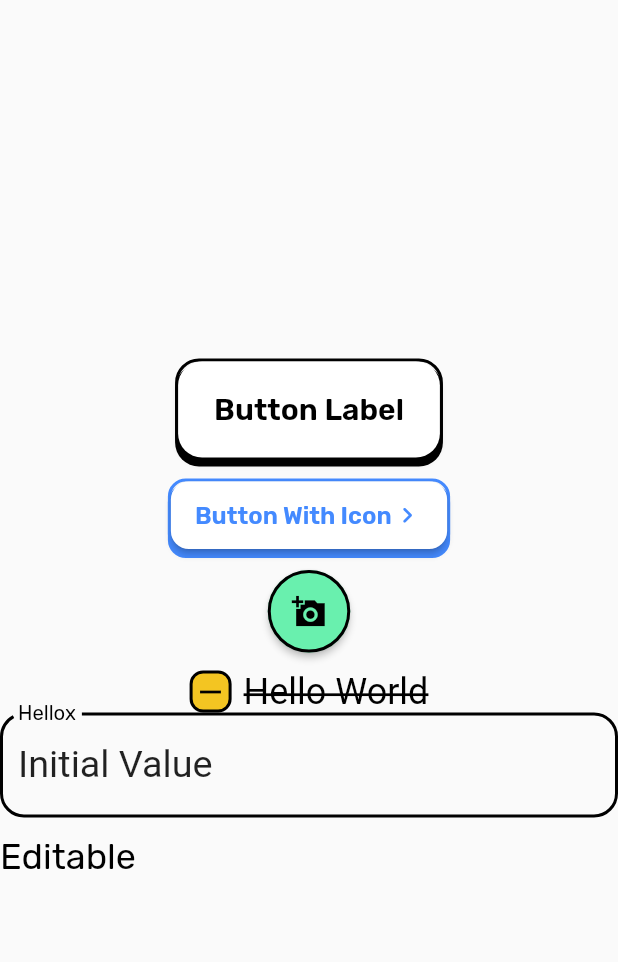
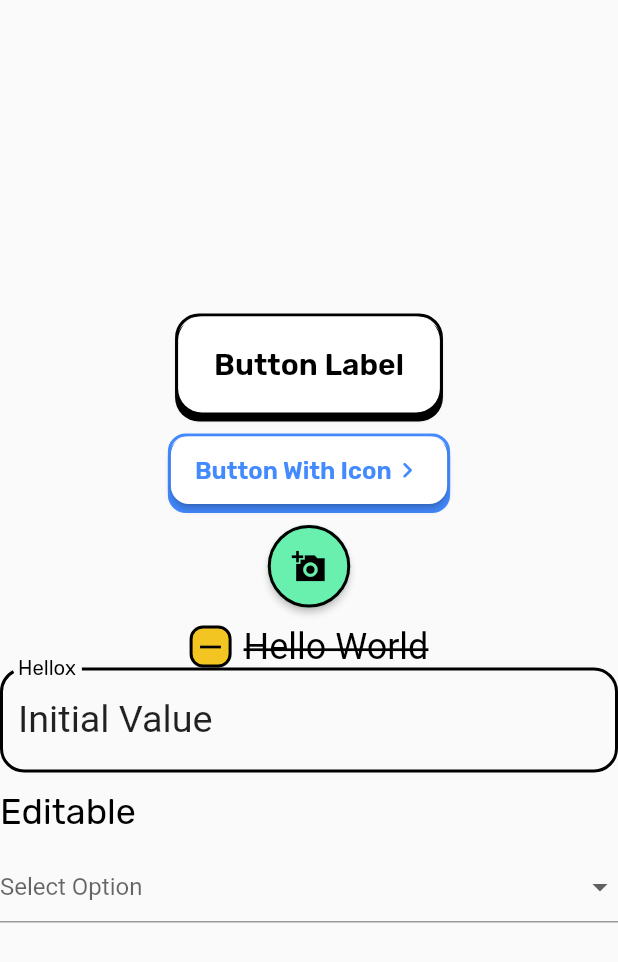
Before and after one commit to jnthn223/paper-ui, a Flutter app: the screen it shows after launch, on a phone screen of 412 x 824 dp. Shown: the top 962 px of the screen. Run offline on Flutter 3.47's test engine with Material 2 defaults, Android fonts, the phone set to English and light mode, and no system bars; our stand-ins replace google_fonts.

Commit message:
started select component

```diff
--- /dev/null
+++ b/paper_ui/lib/components/forms/select.dart
@@ -0,0 +1,38 @@
+import 'package:flutter/material.dart';
+
+class Select extends StatelessWidget {
+  final List<String> options;
+  final String? selectedValue;
+  final ValueChanged<String?> onChanged;
+  final String? hint;
+
+  const Select({
+    super.key,
+    required this.options,
+    required this.selectedValue,
+    required this.onChanged,
+    this.hint,
+  });
+
+  @override
+  Widget build(BuildContext context) {
+    return DropdownButtonFormField<String>(
+      value: selectedValue,
+      onChanged: onChanged,
+      hint: hint != null ? Text(hint!) : null,
+      items: options.map<DropdownMenuItem<String>>((String value) {
+        return DropdownMenuItem<String>(
+          value: value,
+          child: Text(value),
+        );
+      }).toList(),
+      elevation: 2, // Adjust the elevation as needed
+      decoration: InputDecoration(
+        contentPadding:
+            EdgeInsets.symmetric(vertical: 10), // Adjust padding as needed
+      ),
+      icon: const Icon(Icons.arrow_drop_down), // Add dropdown icon
+      isExpanded: true,
+    );
+  }
+}
--- a/paper_ui/lib/paper_ui.dart
+++ b/paper_ui/lib/paper_ui.dart
@@ -4,4 +4,5 @@ export "components/forms/button.dart";
 export "components/forms/checkbox.dart";
 export "components/forms/input.dart";
 export "components/forms/editable.dart";
+export 'components/forms/select.dart';
 export 'constants/sizes.dart';
--- /dev/null
+++ b/paper_ui_demo/lib/components/select_demo.dart
@@ -0,0 +1,47 @@
+import 'package:flutter/material.dart';
+import 'package:paper_ui/paper_ui.dart';
+
+class SelectDemo extends StatefulWidget {
+  const SelectDemo({super.key});
+
+  @override
+  State<SelectDemo> createState() => _SelectDemoState();
+}
+
+class _SelectDemoState extends State<SelectDemo> {
+  @override
+  Widget build(BuildContext context) {
+    return Select(
+      options: const [
+        'Option 1',
+        'Option 2',
+        'Option 3',
+        'Option 4',
+        // 'Option 5',
+        // 'Option 6',
+        // 'Option 7',
+        // 'Option 8',
+        // 'Option 9',
+        // 'Option 10',
+        // 'Option 11',
+        // 'Option 12',
+        // 'Option 13',
+        // 'Option 14',
+        // 'Option 15',
+        // 'Option 16',
+        // 'Option 17',
+        // 'Option 18',
+        // 'Option 19',
+        // 'Option 20',
+      ],
+      hint: "Select Option",
+      selectedValue: null,
+      onChanged: (newValue) {
+        if (newValue != null) {
+          // Handle the selected value
+          // You can update mySelectedValue here or perform any other actions
+        }
+      },
+    );
+  }
+}
--- a/paper_ui_demo/lib/main.dart
+++ b/paper_ui_demo/lib/main.dart
@@ -1,6 +1,7 @@
 import 'package:flutter/material.dart';
 import 'package:paper_ui/paper_ui.dart' as paper;
 import 'package:paper_ui/constants/sizes.dart';
+import 'package:paper_ui_demo/components/select_demo.dart';
 
 void main() {
   runApp(const MainApp());
@@ -56,7 +57,9 @@ class MainApp extends StatelessWidget {
               size: Sizes.x2l,
               onChange: (value) {},
               text: "Editable",
-            )
+            ),
+            const SizedBox(height: 12),
+            const SelectDemo(),
           ]),
         ),
       ),
```
